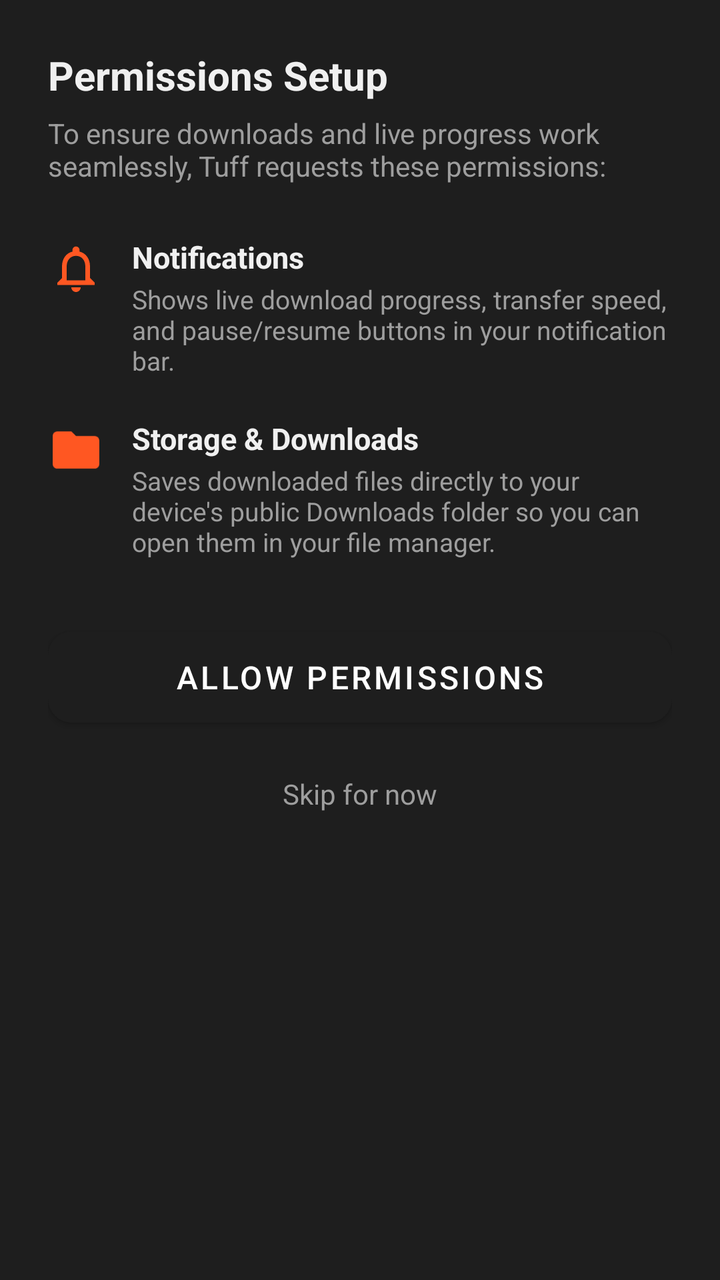
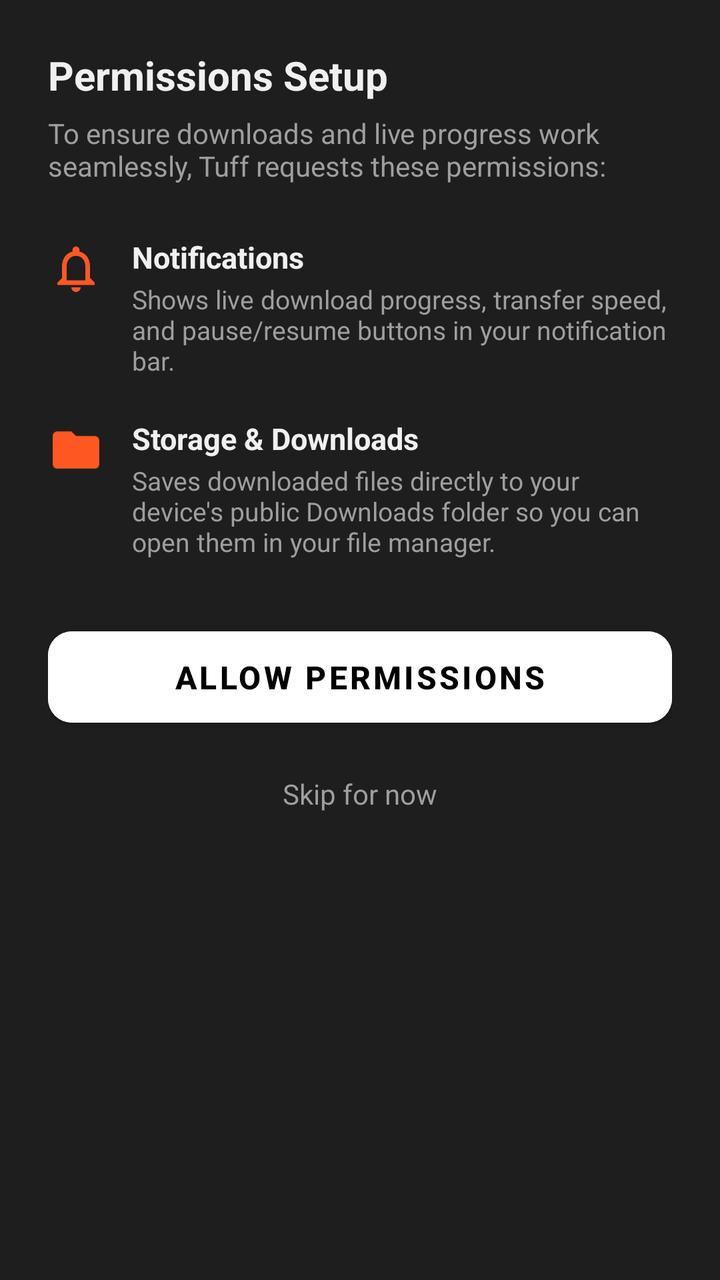

Screens rendered from an Android XML layout before and after an edit, with the pre-edit source and the edit as a unified diff.
<!-- AndroidManifest.xml: application theme Theme.Tuff -->
<!-- res/layout/dialog_permissions_onboarding.xml -->
<?xml version="1.0" encoding="utf-8"?>
<LinearLayout xmlns:android="http://schemas.android.com/apk/res/android"
    xmlns:app="http://schemas.android.com/apk/res-auto"
    android:layout_width="match_parent"
    android:layout_height="wrap_content"
    android:orientation="vertical"
    android:padding="24dp"
    android:background="@color/surface_card">

    <TextView
        android:layout_width="wrap_content"
        android:layout_height="wrap_content"
        android:text="Permissions Setup"
        android:textColor="@color/text_primary"
        android:textSize="20sp"
        android:textStyle="bold" />

    <TextView
        android:layout_width="wrap_content"
        android:layout_height="wrap_content"
        android:layout_marginTop="6dp"
        android:layout_marginBottom="16dp"
        android:text="To ensure downloads and live progress work seamlessly, Tuff requests these permissions:"
        android:textColor="@color/text_secondary"
        android:textSize="14sp" />

    
    <LinearLayout
        android:layout_width="match_parent"
        android:layout_height="wrap_content"
        android:orientation="horizontal"
        android:gravity="top"
        android:paddingVertical="10dp">

        <ImageView
            android:layout_width="28dp"
            android:layout_height="28dp"
            android:layout_marginTop="2dp"
            android:src="@drawable/ic_notifications"
            app:tint="@color/accent" />

        <LinearLayout
            android:layout_width="0dp"
            android:layout_height="wrap_content"
            android:layout_weight="1"
            android:layout_marginStart="14dp"
            android:orientation="vertical">

            <TextView
                android:layout_width="wrap_content"
                android:layout_height="wrap_content"
                android:text="Notifications"
                android:textColor="@color/text_primary"
                android:textSize="15sp"
                android:textStyle="bold" />

            <TextView
                android:layout_width="wrap_content"
                android:layout_height="wrap_content"
                android:layout_marginTop="2dp"
                android:text="Shows live download progress, transfer speed, and pause/resume buttons in your notification bar."
                android:textColor="@color/text_secondary"
                android:textSize="13sp" />
        </LinearLayout>
    </LinearLayout>

    
    <LinearLayout
        android:layout_width="match_parent"
        android:layout_height="wrap_content"
        android:orientation="horizontal"
        android:gravity="top"
        android:paddingVertical="10dp">

        <ImageView
            android:layout_width="28dp"
            android:layout_height="28dp"
            android:layout_marginTop="2dp"
            android:src="@drawable/ic_folder"
            app:tint="@color/accent" />

        <LinearLayout
            android:layout_width="0dp"
            android:layout_height="wrap_content"
            android:layout_weight="1"
            android:layout_marginStart="14dp"
            android:orientation="vertical">

            <TextView
                android:layout_width="wrap_content"
                android:layout_height="wrap_content"
                android:text="Storage &amp; Downloads"
                android:textColor="@color/text_primary"
                android:textSize="15sp"
                android:textStyle="bold" />

            <TextView
                android:layout_width="wrap_content"
                android:layout_height="wrap_content"
                android:layout_marginTop="2dp"
                android:text="Saves downloaded files directly to your device's public Downloads folder so you can open them in your file manager."
                android:textColor="@color/text_secondary"
                android:textSize="13sp" />
        </LinearLayout>
    </LinearLayout>

    <com.google.android.material.button.MaterialButton
        android:id="@+id/btn_grant_permissions"
        android:layout_width="match_parent"
        android:layout_height="wrap_content"
        android:layout_marginTop="20dp"
        android:backgroundTint="@color/primary"
        android:padding="12dp"
        android:text="Allow Permissions"
        android:textColor="@android:color/white"
        android:textSize="16sp"
        app:cornerRadius="12dp" />

    <TextView
        android:id="@+id/btn_skip_permissions"
        android:layout_width="wrap_content"
        android:layout_height="wrap_content"
        android:layout_gravity="center_horizontal"
        android:layout_marginTop="12dp"
        android:padding="8dp"
        android:text="Skip for now"
        android:textColor="@color/text_secondary"
        android:textSize="14sp"
        android:background="?attr/selectableItemBackground" />

</LinearLayout>
<!-- resources referenced by this layout -->
<resources>
  <color name="accent">#FF5722</color>
  <color name="primary">#1E1E1E</color>
  <color name="surface_card">#1E1E1E</color>
  <color name="text_primary">#F0F0F0</color>
  <color name="text_secondary">#9E9E9E</color>
  <!-- drawable ic_folder (drawable) -->
  <vector xmlns:android="http://schemas.android.com/apk/res/android"
      android:width="24dp"
      android:height="24dp"
      android:viewportWidth="24"
      android:viewportHeight="24">
      <path
          android:fillColor="@color/icon_tint"
          android:pathData="M10,4H4c-1.1,0 -1.99,0.9 -1.99,2L2,18c0,1.1 0.9,2 2,2h16c1.1,0 2,-0.9 2,-2V8c0,-1.1 -0.9,-2 -2,-2h-8l-2,-2z" />
  </vector>
  <!-- drawable ic_notifications (drawable) -->
  <vector xmlns:android="http://schemas.android.com/apk/res/android"
      android:width="24dp"
      android:height="24dp"
      android:viewportWidth="24"
      android:viewportHeight="24">
      <path
          android:fillColor="@color/icon_tint"
          android:pathData="M12,22c1.1,0 2,-0.9 2,-2h-4c0,1.1 0.9,2 2,2zm6,-6v-5c0,-3.07 -1.63,-5.64 -4.5,-6.32V4c0,-0.83 -0.67,-1.5 -1.5,-1.5s-1.5,0.67 -1.5,1.5v0.68C7.64,5.36 6,7.92 6,11v5l-2,2v1h16v-1l-2,-2zm-2,1H8v-6c0,-2.48 1.51,-4.5 4,-4.5s4,2.02 4,4.5v6z" />
  </vector>
  <style name="Theme.Tuff" parent="Theme.MaterialComponents.DayNight.NoActionBar">
          <item name="colorPrimary">@color/primary</item>
          <item name="colorPrimaryDark">@color/primary_dark</item>
          <item name="colorAccent">@color/accent</item>
          <item name="android:windowBackground">@color/background_dark</item>
          <item name="android:statusBarColor">@color/primary_dark</item>
          <item name="android:windowLightStatusBar">false</item>
          <item name="android:navigationBarColor">@color/primary_dark</item>
          <item name="android:windowLightNavigationBar">false</item>
  
          <item name="bottomSheetDialogTheme">@style/Theme.Tuff.BottomSheetDialog</item>
      </style>
  <color name="icon_tint">#E0E0E0</color>
  <color name="primary_dark">#121212</color>
  <color name="background_dark">#121212</color>
  <style name="Theme.Tuff.BottomSheetDialog" parent="Theme.MaterialComponents.BottomSheetDialog">
          <item name="bottomSheetStyle">@style/Theme.Tuff.BottomSheetModal</item>
          <item name="android:windowIsFloating">false</item>
          <item name="android:statusBarColor">@color/primary_dark</item>
          <item name="android:windowLightStatusBar">false</item>
          <item name="android:navigationBarColor">@color/surface_card</item>
          <item name="android:windowLightNavigationBar">false</item>
      </style>
  <style name="Theme.Tuff.BottomSheetModal" parent="Widget.MaterialComponents.BottomSheet.Modal">
          <item name="backgroundTint">@color/surface_card</item>
      </style>
</resources>

<!-- the commit's change to res/layout/dialog_permissions_onboarding.xml (unified diff, before → after) -->
@@ -109,11 +109,12 @@
         android:layout_width="match_parent"
         android:layout_height="wrap_content"
         android:layout_marginTop="20dp"
-        android:backgroundTint="@color/primary"
+        android:backgroundTint="@android:color/white"
         android:padding="12dp"
         android:text="Allow Permissions"
-        android:textColor="@android:color/white"
+        android:textColor="@android:color/black"
         android:textSize="16sp"
+        android:textStyle="bold"
         app:cornerRadius="12dp" />
 
     <TextView
@@ -126,6 +127,6 @@
         android:text="Skip for now"
         android:textColor="@color/text_secondary"
         android:textSize="14sp"
-        android:background="?attr/selectableItemBackground" />
+        android:background="@android:color/transparent" />
 
 </LinearLayout>
